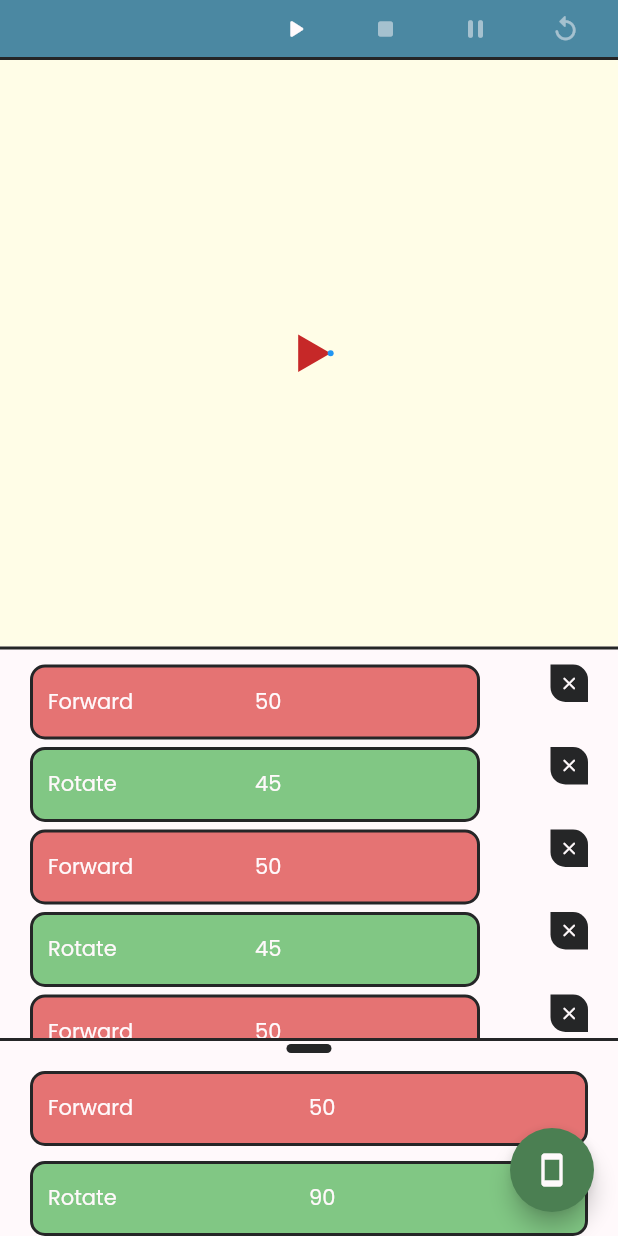
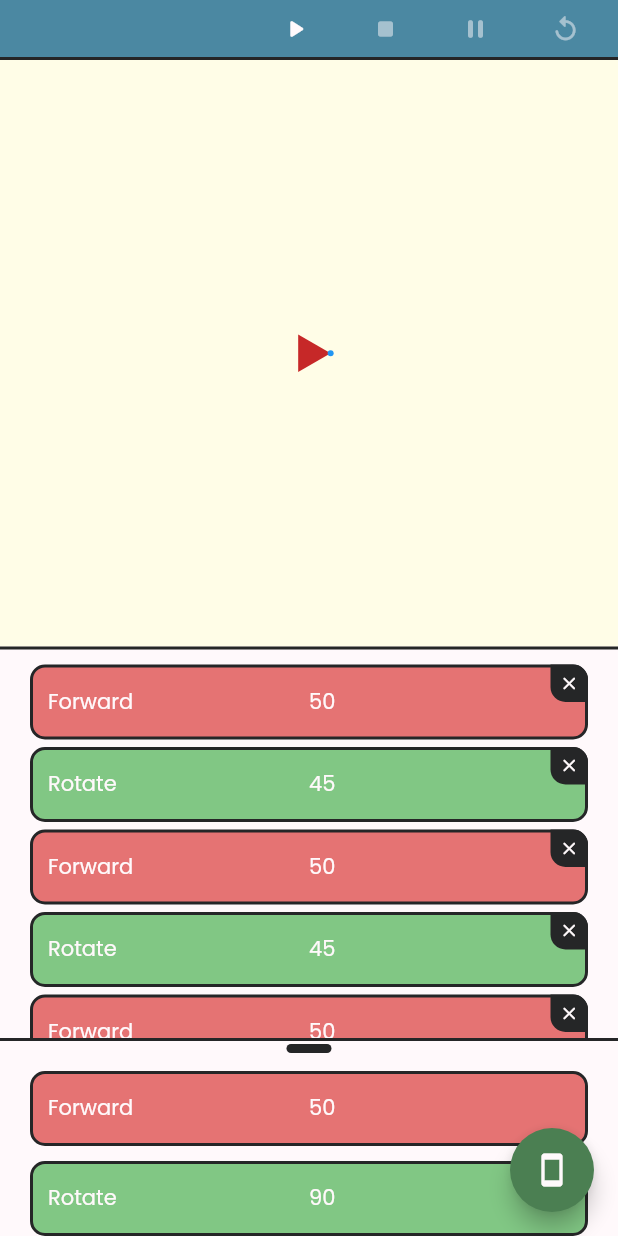
Before and after one commit to GiacomoPignoni/turtle_game, a Flutter app: the screen it shows after launch, on a phone screen of 412 x 824 dp. Run offline on Flutter 3.47's test engine with Material 2 defaults, Android fonts, the light colour scheme and no system bars; our stand-ins replace auto_size_text; missing offline and left inert: window_manager.

Commit message:
Work on canvas resize and better state management

```diff
--- a/lib/main.dart
+++ b/lib/main.dart
@@ -1,3 +1,5 @@
+import 'dart:io';
+
 import 'package:flutter/material.dart';
 import 'package:turtle_game/app.dart';
 import 'package:turtle_game/extras/screen_utils.dart';
@@ -12,6 +14,7 @@ Future<void> main() async {
 }
 
 Future<void> setupWindow() async {
+  if(Platform.isLinux || Platform.isMacOS || Platform.isWindows) {
     await windowManager.ensureInitialized();
 
     WindowOptions windowOptions = WindowOptions(
@@ -24,3 +27,4 @@ Future<void> setupWindow() async {
       await windowManager.focus();
     });
   }
+}
--- a/lib/screens/main/main_screen.dart
+++ b/lib/screens/main/main_screen.dart
@@ -1,19 +1,23 @@
 import 'package:flutter/material.dart';
 import 'package:provider/provider.dart';
-import 'package:turtle_game/screens/main/widgets/commands_container.dart';
-import 'package:turtle_game/screens/main/main_screen_state.dart';
-import 'package:turtle_game/screens/main/widgets/top_bar.dart';
+import 'package:turtle_game/screens/main/widgets/main_screen_canvas.dart';
+import 'package:turtle_game/screens/main/widgets/main_screen_commands_container.dart';
+import 'package:turtle_game/states/commands_state.dart';
+import 'package:turtle_game/screens/main/widgets/main_screen_top_bar.dart';
 import 'package:turtle_game/extras/screen_utils.dart';
+import 'package:turtle_game/states/canvas_state.dart';
 import 'package:turtle_game/widgets/conditional_wrapper.dart';
-import 'package:turtle_game/widgets/turtle_canvas/turtle_canvas.dart';
 
 class MainScreen extends StatelessWidget {
   const MainScreen({Key? key}) : super(key: key);
 
   @override
   Widget build(BuildContext context) {
-    return ChangeNotifierProvider<MainScreenState>(
-      create: (_) => MainScreenState(),
+    return MultiProvider(
+      providers: [
+        ChangeNotifierProvider(create: (_) => CommandsState()),
+        ChangeNotifierProvider(create: (_) => CanvasState())
+      ],
       builder: (context, snapshot) {
         return Scaffold(
           body: SafeArea(
@@ -32,10 +36,7 @@ class MainScreen extends StatelessWidget {
                           Flexible(
                             fit: FlexFit.tight,
                             flex: isHorizontal ? 2 : 1,
-                            child: TurtleCanvas(
-                              controller: Provider.of<MainScreenState>(context, listen: false).turtleCanvasController,
-                              alignment: Alignment.center,
-                            ),
+                            child: const MainScreenCanvas()
                           ),
                           if (isHorizontal)
                             const VerticalDivider(width: 2, thickness: 2)
--- /dev/null
+++ b/lib/screens/main/widgets/main_screen_canvas.dart
@@ -0,0 +1,62 @@
+import 'package:flutter/material.dart';
+import 'package:provider/provider.dart';
+import 'package:turtle_game/states/commands_state.dart';
+import 'package:turtle_game/states/canvas_state.dart';
+import 'package:turtle_game/widgets/turtle_canvas/turtle_canvas.dart';
+
+
+class MainScreenCanvas extends StatelessWidget {
+  const MainScreenCanvas({Key? key}) : super(key: key);
+
+  @override
+  Widget build(BuildContext context) {
+    bool firstBuild = true;
+
+    return LayoutBuilder(
+      builder: (context, constraints) {
+        if(firstBuild) {
+          firstBuild = false;
+          final canvasState = Provider.of<CanvasState>(context, listen: false);
+          canvasState.changePositionAndSizeWithoutNotify(
+            constraints.maxWidth,
+            constraints.maxHeight,
+            0,
+            0
+          );
+        }
+
+        return Consumer<CanvasState>(
+          builder: (context, canvasState, child) {
+            return Stack(
+              children: [
+                Positioned(
+                  left: canvasState.position.dx,
+                  top: canvasState.position.dy,
+                  height: canvasState.size.height,
+                  width: canvasState.size.width,
+                  child: MouseRegion(
+                    cursor: SystemMouseCursors.click,
+                    child: GestureDetector(
+                      onPanUpdate: (details) => _onPanUpdate(details, canvasState),
+                      child: TurtleCanvas(
+                        controller: Provider.of<CommandsState>(context, listen: false).turtleCanvasController,
+                        alignment: Alignment.center,
+                      ),
+                    ),
+                  ),
+                )
+              ],
+            );
+          }
+        );
+      }
+    );
+  }
+
+  _onPanUpdate(DragUpdateDetails details, CanvasState canvasState) {
+    canvasState.changePosition(
+      canvasState.position.dx + details.delta.dx,
+      canvasState.position.dy + details.delta.dy,
+    );
+  }
+}
--- a/lib/screens/main/widgets/command_tile.dart
+++ b/lib/screens/main/widgets/main_screen_command_tile.dart
@@ -1,15 +1,14 @@
 import 'package:flutter/material.dart';
 import 'package:provider/provider.dart';
 import 'package:turtle_game/models/command.dart';
-import 'package:turtle_game/screens/main/main_screen_state.dart';
-import 'package:turtle_game/widgets/button_icon.dart';
+import 'package:turtle_game/states/commands_state.dart';
 import 'package:turtle_game/widgets/conditional_wrapper.dart';
 
-class CommandTile extends StatelessWidget {
+class MainScreenCommandTile extends StatelessWidget {
   final Command command;
   final int index;
 
-  const CommandTile({
+  const MainScreenCommandTile({
     Key? key,
     required this.command,
     required this.index
@@ -22,7 +21,7 @@ class CommandTile extends StatelessWidget {
       child: CommandTileBody(
         command: command,
         showTrash: true,
-        onTapDelete: () => Provider.of<MainScreenState>(context, listen: false).remove(index),
+        onTapDelete: () => Provider.of<CommandsState>(context, listen: false).remove(index),
       )
     );
   }
@@ -45,7 +44,10 @@ class CommandTileBody extends StatelessWidget {
     return AnimatedBuilder(
       animation: command,
       builder: (context, child) {
-        return ConditionalWrapper(
+        return SizedBox(
+          width: 300,
+          height: 50,
+          child: ConditionalWrapper(
             condition: showTrash,
             wrapperBuilder: (context, child) {
               return Stack(
@@ -62,7 +64,6 @@ class CommandTileBody extends StatelessWidget {
               );
             },
             child: Container(
-            width: 300,
               height: 50,
               padding: const EdgeInsets.symmetric(horizontal: 10),
               decoration: BoxDecoration(
@@ -85,6 +86,7 @@ class CommandTileBody extends StatelessWidget {
                     )
                   )
                 ],
+              ),
             ),
           ),
         );
--- a/lib/screens/main/widgets/commands_container.dart
+++ b/lib/screens/main/widgets/main_screen_commands_container.dart
@@ -1,7 +1,7 @@
 import 'package:flutter/material.dart';
 import 'package:provider/provider.dart';
-import 'package:turtle_game/screens/main/widgets/command_tile.dart';
-import 'package:turtle_game/screens/main/main_screen_state.dart';
+import 'package:turtle_game/screens/main/widgets/main_screen_command_tile.dart';
+import 'package:turtle_game/states/commands_state.dart';
 import 'package:turtle_game/widgets/resizable_container.dart';
 
 class CommandsContainer extends StatefulWidget {
@@ -18,7 +18,7 @@ class _CommandsContainerState extends State<CommandsContainer> {
   Widget build(BuildContext context) {
     return LayoutBuilder(
       builder: (context, constraints) {
-        return Consumer<MainScreenState>(
+        return Consumer<CommandsState>(
           builder: (context, state, child) {
             return Column(
               children: [
@@ -34,7 +34,7 @@ class _CommandsContainerState extends State<CommandsContainer> {
                           itemBuilder: (context, index) => Padding(
                             key: ValueKey(state.commands[index].hashCode),
                             padding: const EdgeInsets.only(bottom: 5),
-                            child: CommandTile(
+                            child: MainScreenCommandTile(
                               index: index,
                               command: state.commands[index],
                             ),
@@ -57,7 +57,7 @@ class _CommandsContainerState extends State<CommandsContainer> {
                         final command = state.selectableCommands[index];
 
                         return GestureDetector(
-                          onTap: () => Provider.of<MainScreenState>(context, listen: false).insert(command),
+                          onTap: () => Provider.of<CommandsState>(context, listen: false).insert(command),
                           child: Padding(
                             padding: const EdgeInsets.only(bottom: 10),
                             child: CommandTileBody(
--- a/lib/screens/main/widgets/top_bar.dart
+++ b/lib/screens/main/widgets/main_screen_top_bar.dart
@@ -1,13 +1,13 @@
 import 'package:flutter/material.dart';
 import 'package:provider/provider.dart';
-import 'package:turtle_game/screens/main/main_screen_state.dart';
+import 'package:turtle_game/states/commands_state.dart';
 
 class TopBar extends StatelessWidget {
   const TopBar({Key? key}) : super(key: key);
 
   @override
   Widget build(BuildContext context) {
-    return Consumer<MainScreenState>(
+    return Consumer<CommandsState>(
       builder: (context, state, child) {
         return Container(
           height: 40,
--- /dev/null
+++ b/lib/states/canvas_state.dart
@@ -0,0 +1,50 @@
+import 'package:flutter/material.dart';
+
+class CanvasState extends ChangeNotifier {
+  Size _size = const Size(0, 0);
+  Size get size => _size;
+
+  Offset _position = const Offset(0, 0);
+  Offset get position => _position;
+
+  double _scale = 1;
+  double get scale => _scale;
+
+  changeSize(double width, double height) {
+    _updateSize(width, height);
+    notifyListeners();
+  }
+
+  changePosition(double x, double y) {
+    _updatePosition(x, y);
+    notifyListeners();
+  }
+
+  changeScale(double newScale) {
+    _updateScale(newScale);
+    notifyListeners();
+  }
+
+  changePositionAndSizeWithoutNotify(double width, double height, double x, double y) {
+    _updateSize(width, height);
+    _updatePosition(x, y);
+  }
+
+  _updateSize(double width, double height) {
+    _size = Size(width, height);
+    debugPrint("### CANVAS -> NEW POSITION ###");
+    debugPrint(_size.toString());
+  }
+
+  _updatePosition(double x, double y) {
+    _position = Offset(x, y);
+    debugPrint("### CANVAS -> NEW POSITION ###");
+    debugPrint(_position.toString());
+  }
+
+  _updateScale(double newScale) {
+    _scale = newScale;
+    debugPrint("### CANVAS -> NEW SCALE ###");
+    debugPrint(_scale.toString());
+  }
+}
--- a/lib/screens/main/main_screen_state.dart
+++ b/lib/states/commands_state.dart
@@ -13,7 +13,7 @@ enum MainScreenRunningState {
   finished
 }
 
-class MainScreenState extends ChangeNotifier {
+class CommandsState extends ChangeNotifier {
   final TurtleCanvasController turtleCanvasController = TurtleCanvasController();
 
   final selectableCommands = [
```
Also changed, not shown: 3 other files. Lines whose indentation alone changed are shown as unchanged.
